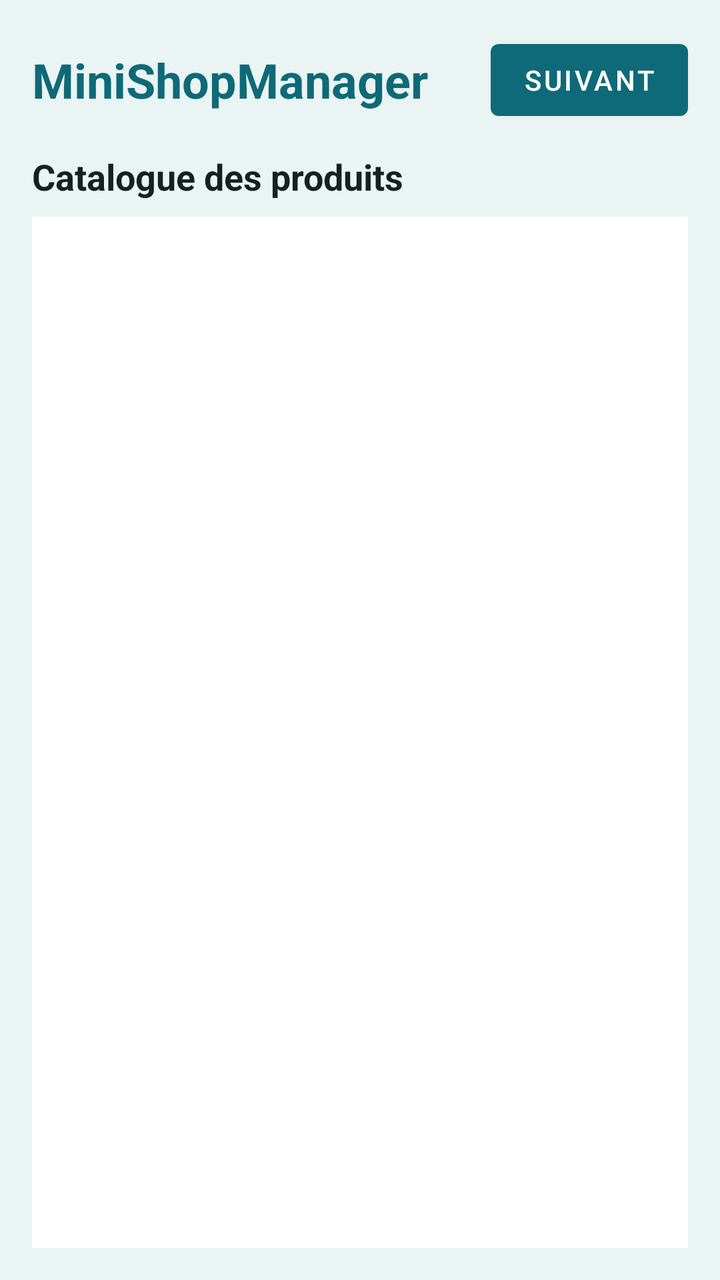
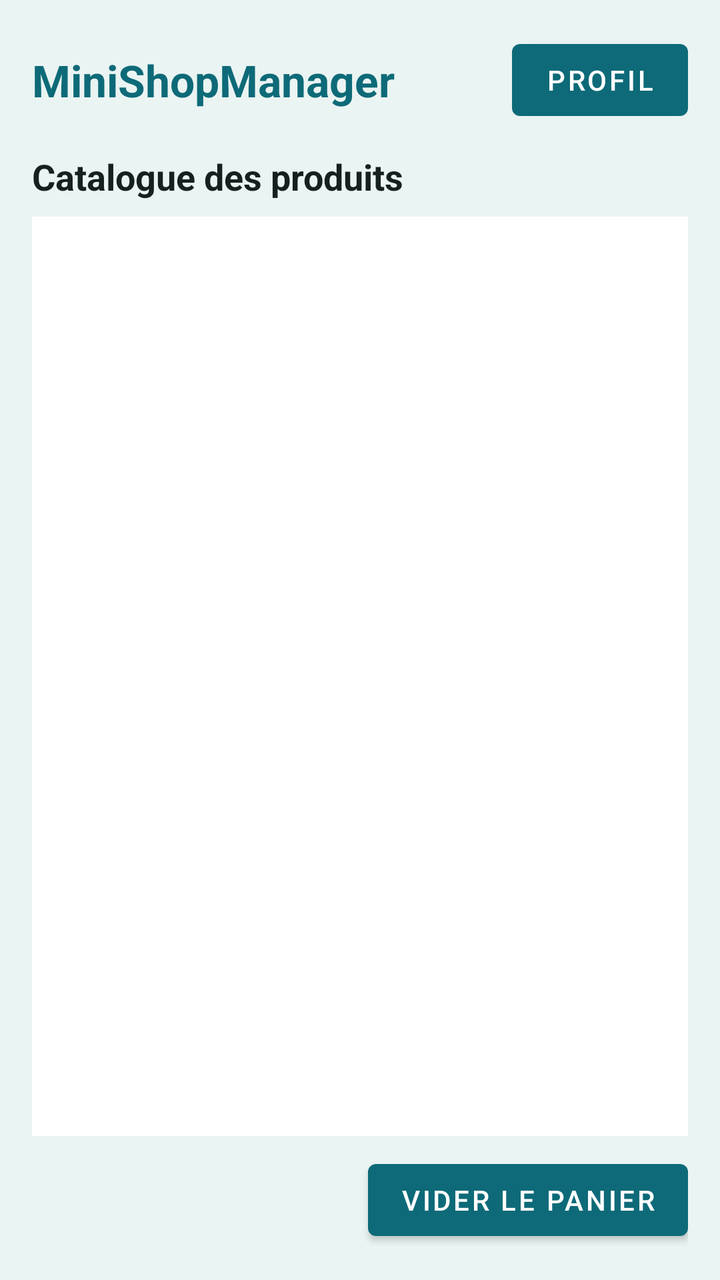

Screens rendered from an Android XML layout before and after an edit, with the pre-edit source and the edit as a unified diff.
<!-- AndroidManifest.xml: application theme Theme.App -->
<!-- res/layout/activity_main.xml -->
<?xml version="1.0" encoding="utf-8"?>
<LinearLayout xmlns:android="http://schemas.android.com/apk/res/android"
    android:layout_width="match_parent"
    android:layout_height="match_parent"
    android:background="@color/fond_catalogue"
    android:orientation="vertical"
    android:padding="16dp">

    
    <LinearLayout
        android:layout_width="match_parent"
        android:layout_height="wrap_content"
        android:gravity="center_vertical"
        android:orientation="horizontal">

        <TextView
            android:id="@+id/tvTitre"
            android:layout_width="0dp"
            android:layout_height="wrap_content"
            android:layout_weight="1"
            android:text="@string/app_name"
            android:textColor="@color/primary"
            android:textSize="24sp"
            android:textStyle="bold" />

        <Button
            android:id="@+id/btnSuivant"
            android:layout_width="wrap_content"
            android:layout_height="wrap_content"
            android:text="@string/btn_suivant" />
    </LinearLayout>

    <TextView
        android:id="@+id/tvCatalogue"
        android:layout_width="wrap_content"
        android:layout_height="wrap_content"
        android:layout_marginTop="12dp"
        android:layout_marginBottom="8dp"
        android:text="@string/titre_catalogue"
        android:textColor="@color/texte"
        android:textSize="18sp"
        android:textStyle="bold" />

    
    <ListView
        android:id="@+id/listViewProduits"
        android:layout_width="match_parent"
        android:layout_height="match_parent"
        android:background="@color/white"
        android:divider="@color/fond_catalogue"
        android:dividerHeight="2dp" />
</LinearLayout>
<!-- resources referenced by this layout -->
<resources>
  <color name="fond_catalogue">#EAF4F2</color>
  <color name="primary">#0E6A78</color>
  <color name="texte">#15211F</color>
  <color name="white">#FFFFFF</color>
  <string name="app_name">MiniShopManager</string>
  <string name="btn_suivant">Suivant</string>
  <string name="titre_catalogue">Catalogue des produits</string>
  <style name="Theme.App" parent="Theme.MaterialComponents.DayNight.DarkActionBar">
          <item name="colorPrimary">@color/primary</item>
          <item name="colorPrimaryVariant">@color/primary_dark</item>
          <item name="colorOnPrimary">@color/white</item>
          <item name="colorSecondary">@color/accent</item>
          <item name="colorOnSecondary">@color/texte</item>
      </style>
  <color name="primary_dark">#0A4F59</color>
  <color name="accent">#E9A23B</color>
</resources>

<!-- the commit's change to res/layout/activity_main.xml (unified diff, before → after) -->
@@ -20,7 +20,7 @@
             android:layout_weight="1"
             android:text="@string/app_name"
             android:textColor="@color/primary"
-            android:textSize="24sp"
+            android:textSize="22sp"
             android:textStyle="bold" />
 
         <Button
@@ -45,8 +45,32 @@
     <ListView
         android:id="@+id/listViewProduits"
         android:layout_width="match_parent"
-        android:layout_height="match_parent"
+        android:layout_height="0dp"
+        android:layout_weight="1"
         android:background="@color/white"
         android:divider="@color/fond_catalogue"
         android:dividerHeight="2dp" />
+
+    
+    <LinearLayout
+        android:layout_width="match_parent"
+        android:layout_height="wrap_content"
+        android:layout_marginTop="8dp"
+        android:gravity="center_vertical"
+        android:orientation="horizontal">
+
+        <TextView
+            android:id="@+id/tvPanier"
+            android:layout_width="0dp"
+            android:layout_height="wrap_content"
+            android:layout_weight="1"
+            android:textColor="@color/texte"
+            android:textStyle="bold" />
+
+        <Button
+            android:id="@+id/btnVider"
+            android:layout_width="wrap_content"
+            android:layout_height="wrap_content"
+            android:text="@string/btn_vider" />
+    </LinearLayout>
 </LinearLayout>
<!-- resource entries referenced after the edit -->
@@ -5,7 +5,8 @@
   <color name="texte">#15211F</color>
   <color name="white">#FFFFFF</color>
   <string name="app_name">MiniShopManager</string>
-  <string name="btn_suivant">Suivant</string>
+  <string name="btn_suivant">Profil</string>
+  <string name="btn_vider">Vider le panier</string>
   <string name="titre_catalogue">Catalogue des produits</string>
   <style name="Theme.App" parent="Theme.MaterialComponents.DayNight.DarkActionBar">
           <item name="colorPrimary">@color/primary</item>
